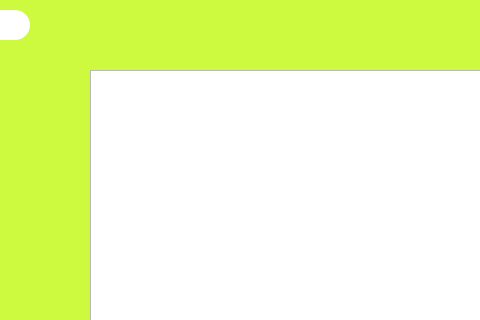
Old version of the form Visual Programming/CourseWork/Part2/ReceptBook/mainwindow.ui in the repository Krasnoffsky/Study; both pictures show x 230 to 710 and y 0 to 320 of the 1219 by 636 pixel window.
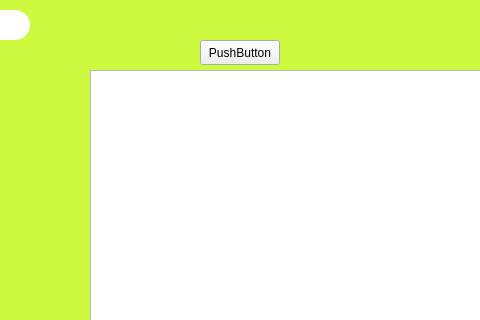
New version of the form.

What changed in the file:
```diff
--- a/Visual Programming/CourseWork/Part2/ReceptBook/mainwindow.ui
+++ b/Visual Programming/CourseWork/Part2/ReceptBook/mainwindow.ui
@@ -144,6 +144,19 @@
      <string>Новый рецепт</string>
     </property>
    </widget>
+   <widget class="QPushButton" name="pushButton">
+    <property name="geometry">
+     <rect>
+      <x>430</x>
+      <y>40</y>
+      <width>80</width>
+      <height>25</height>
+     </rect>
+    </property>
+    <property name="text">
+     <string>PushButton</string>
+    </property>
+   </widget>
   </widget>
  </widget>
  <resources/>
```
